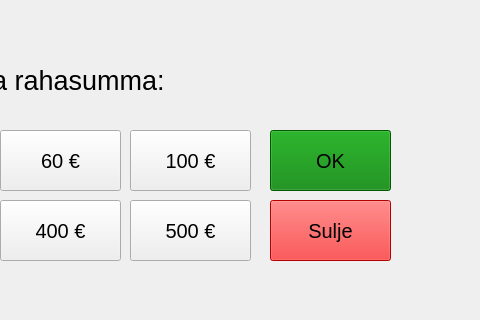
Before: the Qt Designer form frontend/depositwindow.ui in 22kmo-project/group_7, drawn with Qt 5; both pictures show x 320 to 800 and y 280 to 600 of the 800 by 600 pixel window.
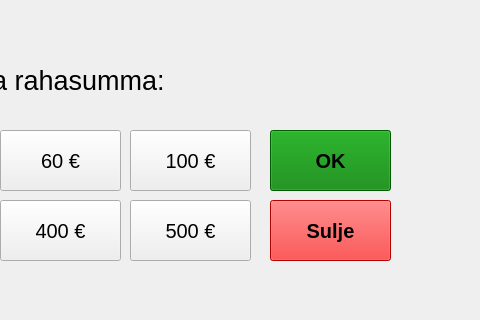
After: the same form once the commit is applied.

Patch:
```diff
--- a/frontend/depositwindow.ui
+++ b/frontend/depositwindow.ui
@@ -43,6 +43,7 @@
    <property name="font">
     <font>
      <pointsize>15</pointsize>
+     <bold>true</bold>
     </font>
    </property>
    <property name="styleSheet">
@@ -263,6 +264,7 @@
    <property name="font">
     <font>
      <pointsize>15</pointsize>
+     <bold>true</bold>
     </font>
    </property>
    <property name="styleSheet">
```
